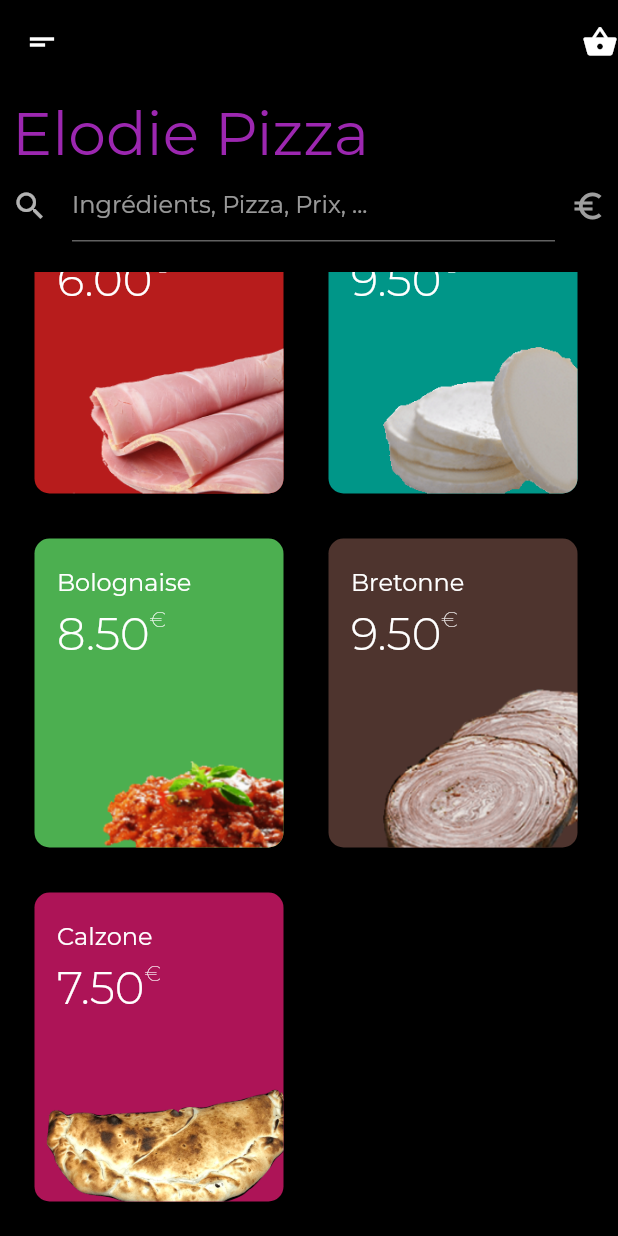
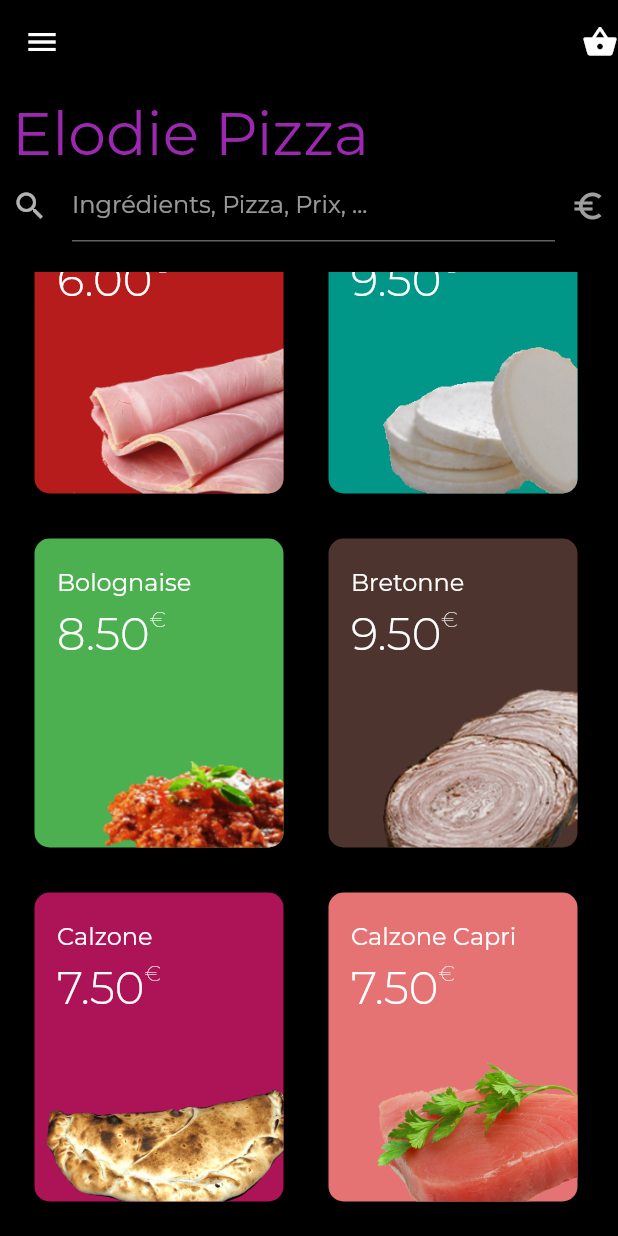
Before and after one commit to 0x723972/elodie-pizza, a Flutter app: the screen it shows after launch, scrolled down 309 dp, on a phone screen of 412 x 824 dp. Run offline on Flutter 3.47's test engine with Material 2 defaults, Android fonts, the phone set to English and light mode, and no system bars; our stand-ins replace animated_text_kit.

Commit message:
new pizzas

```diff
--- a/lib/components/pizza_card.dart
+++ b/lib/components/pizza_card.dart
@@ -6,14 +6,26 @@ class PizzaCard extends StatelessWidget {
   final Function onTap;
   final Color color;
   final bool noImage;
+  final String customImage;
 
-  PizzaCard({@required this.name, @required this.price, this.onTap, @required this.color, this.noImage = false});
+  PizzaCard(
+      {@required this.name,
+      @required this.price,
+      this.onTap,
+      @required this.color,
+      this.noImage = false,
+      this.customImage});
 
   @override
   Widget build(BuildContext context) {
     return GestureDetector(
       onTap: this.onTap,
       child: Container(
+        margin: EdgeInsets.all(15),
+        decoration: BoxDecoration(
+          color: this.color,
+          borderRadius: BorderRadius.circular(10),
+        ),
         width: (MediaQuery.of(context).size.width / 2) - 40,
         height: (MediaQuery.of(context).size.height / 4),
         child: Stack(
@@ -23,11 +35,22 @@ class PizzaCard extends StatelessWidget {
                 : Align(
                     alignment: Alignment.bottomRight,
                     child: ClipRRect(
-                      child: Image.asset('images/${this.name.toLowerCase()}.png'),
+                      child: customImage == null
+                          ? Image.asset(
+                              'images/${this.name.toLowerCase().replaceAll(' ', '_').replaceAll('è', 'e')}.png')
+                          : Image.asset('images/${this.customImage}.png'),
                       borderRadius: BorderRadius.circular(10),
-                    )),
+                    ),
+                  ),
+            // Container(
+            //   margin: EdgeInsets.only(top: 90),
+            //   decoration: BoxDecoration(
+            //     color: Colors.black38,
+            //     borderRadius: BorderRadius.only(bottomLeft: Radius.circular(10), bottomRight: Radius.circular(10)),
+            //   ),
+            // ),
             Padding(
-              padding: EdgeInsets.symmetric(vertical: 20, horizontal: 15),
+              padding: EdgeInsets.only(top: 20, left: 15, right: 15, bottom: 14),
               child: Column(
                 crossAxisAlignment: CrossAxisAlignment.start,
                 children: <Widget>[
@@ -40,16 +63,19 @@ class PizzaCard extends StatelessWidget {
                       Text('€', style: TextStyle(fontWeight: FontWeight.w100)),
                     ],
                   ),
+                  SizedBox(height: 12),
+                  // Expanded(
+                  //   child: Center(
+                  //     child: Text(
+                  //         'tomate, mozzarella, champignons, oignons, pommes de terre, coeur... d\'artichaud, tomate fraiche, poivrons, olives',
+                  //         style: kTextDescription),
+                  //   ),
+                  // ),
                 ],
               ),
             ),
           ],
         ),
-        margin: EdgeInsets.all(15),
-        decoration: BoxDecoration(
-          color: this.color,
-          borderRadius: BorderRadius.circular(10),
-        ),
       ),
     );
   }
--- a/lib/constants.dart
+++ b/lib/constants.dart
@@ -10,3 +10,7 @@ const kTextStrongTitle = TextStyle(
   fontSize: 40,
   fontWeight: FontWeight.bold
 );
+
+const kTextDescription = TextStyle(
+  fontSize: 12
+);
--- a/lib/screens/browse_screen.dart
+++ b/lib/screens/browse_screen.dart
@@ -16,7 +16,7 @@ class _BrowseScreenState extends State<BrowseScreen> {
       appBar: AppBar(
         backgroundColor: kBackgroundColor,
         elevation: 0,
-        leading: Icon(Icons.short_text),
+        leading: Icon(Icons.menu),
         actions: <Widget>[Icon(Icons.shopping_basket)],
       ),
       body: Padding(
@@ -71,6 +71,21 @@ class _BrowseScreenState extends State<BrowseScreen> {
                       PizzaCard(name: 'Bolognaise', price: 8.5, color: Colors.green),
                       PizzaCard(name: 'Bretonne', price: 9.5, color: Colors.brown.shade800),
                       PizzaCard(name: 'Calzone', price: 7.5, color: Colors.pink.shade800),
+                      PizzaCard(name: 'Calzone Capri', price: 7.5, color: Colors.red.shade300),
+                      PizzaCard(name: 'Campagnarde', price: 9.5, color: Colors.orange.shade800),
+                      PizzaCard(name: 'Capri', price: 7.5, color: Colors.yellow.shade800, customImage: 'calzone_capri'),
+                      PizzaCard(name: 'Carbonara', price: 9.5, color: Colors.green.shade800),
+                      PizzaCard(name: 'Catalane', price: 10.5, color: Colors.blue.shade800),
+                      PizzaCard(name: 'Chevrette', price: 10, color: Colors.indigo.shade800),
+                      PizzaCard(name: 'Cochonette', price: 9, color: Colors.purple.shade800),
+                      PizzaCard(name: 'Fermière', price: 9, color: Colors.teal),
+                      PizzaCard(name: 'Flammekueche', price: 9.5, color: Colors.brown),
+                      PizzaCard(name: 'Fromagère', price: 9.5, color: Colors.pink.shade900),
+                      PizzaCard(name: 'Indienne', price: 9.5, color: Colors.green.shade900),
+                      PizzaCard(name: 'Kebab', price: 9.5, color: Colors.yellow.shade900),
+                      PizzaCard(name: 'Kebab+', price: 10.5, color: Colors.orange.shade900, customImage: 'kebab'),
+                      PizzaCard(name: 'Landaise', price: 10, color: Colors.blueGrey.shade900),
+                      PizzaCard(name: 'Marocaine', price: 10.5, color: Colors.purple.shade900),
                     ],
                   ),
                 ],
```
Also changed, not shown: images/calzone_capri.png (added), images/campagnarde.png (added), images/carbonara.png (added), images/catalane.png (added), images/chevrette.png (added), images/cochonette.png (added), images/fermiere.png (added), images/flammekueche.png (added), images/fromagere.png (added), images/indienne.png (added), images/kebab.png (added), images/landaise.png (added), images/marocaine.png (added).
